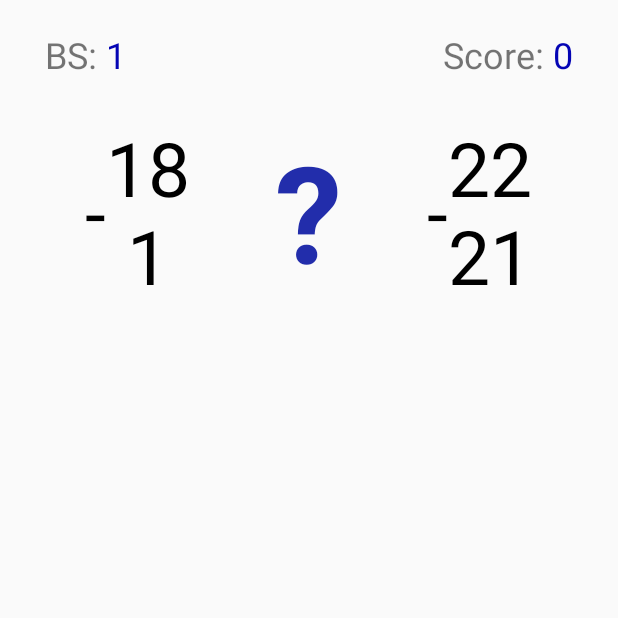
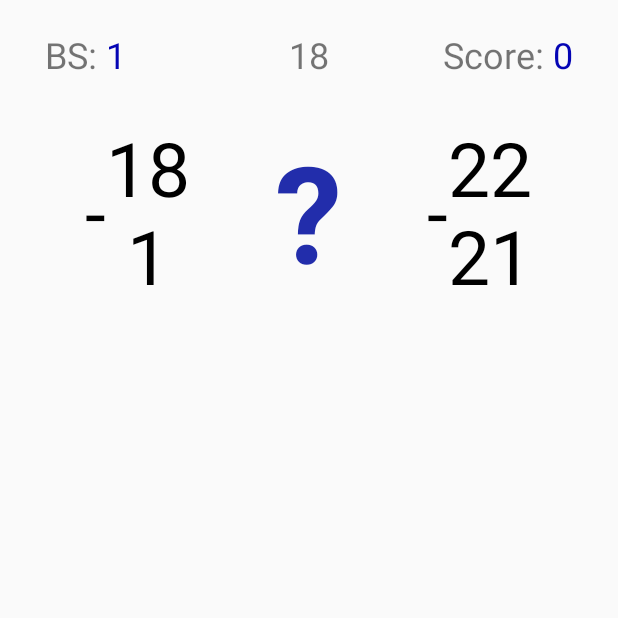
Before and after one commit to ruslanAndroidDev/MathGame, an Android app: the Game3 screen opened directly, with no data from a screen before it, after a tap on an icon or button, on a phone screen of 412 x 824 dp, the top half of it. Run offline under Robolectric (Android 15) with nearby library versions, the phone set to English and light mode, and no system bars; our stand-ins replace AdMob; libraries missing offline, so code that uses them is left out: com.akexorcist.roundcornerprogressbar; 2 other taps on this screen came first.

Commit message:
Додав таймер

```diff
--- a/app/src/main/AndroidManifest.xml
+++ b/app/src/main/AndroidManifest.xml
@@ -22,7 +22,8 @@
         <meta-data android:name="com.google.android.gms.version"
             android:value="@integer/google_play_services_version"/>
 
-        <activity android:name=".menu.MenuActivity">
+        <activity android:name=".menu.MenuActivity"
+            android:screenOrientation="portrait">
             <intent-filter>
                 <action android:name="android.intent.action.MAIN" />
 
--- a/app/src/main/java/fast/kopach/math/games/Game3.java
+++ b/app/src/main/java/fast/kopach/math/games/Game3.java
@@ -7,8 +7,6 @@ import android.util.Log;
 import android.view.View;
 import android.widget.Button;
 import android.widget.TextView;
-
-import com.google.android.gms.ads.MobileAds;
 
 import java.util.Random;
 
@@ -32,6 +30,7 @@ public class Game3 extends AppCompatActivity {
     private int myScore = 0;
     int bestScore;
     ReplayDialog replayDialog;
+    SquareButton errorClickedBtn;
 
     @Override
     protected void onCreate(Bundle savedInstanceState) {
@@ -51,6 +50,10 @@ public class Game3 extends AppCompatActivity {
     }
 
     private void buildGame() {
+        if (errorClickedBtn != null) {
+            errorClickedBtn
+                    .setBackgroundColor(Color.parseColor("#4775ba"));
+        }
         num1left = random.nextInt(30 + myScore * 5);
         num2left = random.nextInt(30 + myScore * 5);
         mark = random.nextInt(2);
@@ -75,7 +78,30 @@ public class Game3 extends AppCompatActivity {
             sum_right = num1Right - num2Right;
             mark_right.setText("-");
         }
+        headerFragment.startTimer(20, new HeaderFragment.TimerListener() {
+            @Override
+            public void onTimerFinish() {
+                showDialog();
+            }
+        });
 
+    }
+
+    void showDialog() {
+        replayDialog.show(getFragmentManager(), myScore, new ReplayDialog.ReplayListener() {
+            @Override
+            public void onReplayClick() {
+                myScore = 0;
+                headerFragment.setScore(myScore);
+                buildGame();
+                replayDialog.dismiss();
+            }
+
+            @Override
+            public void onBackClick() {
+                finish();
+            }
+        });
     }
 
     public void game3Click(View view) {
@@ -115,21 +141,14 @@ public class Game3 extends AppCompatActivity {
     }
 
     private void showReplay(final View view) {
-        ((SquareButton) view).setBackgroundColor(Color.RED);
-        replayDialog.show(getFragmentManager(), myScore, new ReplayDialog.ReplayListener() {
-            @Override
-            void onReplayClick() {
-                myScore = 0;
-                headerFragment.setScore(myScore);
-                buildGame();
-                ((SquareButton) view).setBackgroundColor(Color.parseColor("#4775ba"));
-                replayDialog.dismiss();
-            }
+        errorClickedBtn = ((SquareButton) view);
+        errorClickedBtn.setBackgroundColor(Color.RED);
+        showDialog();
+    }
 
-            @Override
-            void onBackClick() {
-                finish();
-            }
-        });
+    @Override
+    protected void onDestroy() {
+        super.onDestroy();
+        headerFragment.stopTimer();
     }
 }
--- a/app/src/main/java/fast/kopach/math/games/HeaderFragment.java
+++ b/app/src/main/java/fast/kopach/math/games/HeaderFragment.java
@@ -1,6 +1,7 @@
 package fast.kopach.math.games;
 
 import android.os.Bundle;
+import android.os.CountDownTimer;
 import android.support.annotation.Nullable;
 import android.support.v4.app.Fragment;
 import android.text.Html;
@@ -9,7 +10,6 @@ import android.view.View;
 import android.view.ViewGroup;
 import android.widget.TextView;
 
-import fast.kopach.math.PreferenceHelper;
 import fast.kopach.math.R;
 
 /**
@@ -19,7 +19,10 @@ import fast.kopach.math.R;
 public class HeaderFragment extends Fragment {
     TextView score_tv;
     TextView best_score_tv;
+    TextView timerTv;
     int bestScore;
+    int seconds;
+    CountDownTimer timer;
 
     @Nullable
     @Override
@@ -27,9 +30,7 @@ public class HeaderFragment extends Fragment {
         View v = inflater.inflate(R.layout.score_element, container, false);
         best_score_tv = (TextView) v.findViewById(R.id.tv_bs);
         score_tv = (TextView) v.findViewById(R.id.tv_score);
-
-
-
+        timerTv = (TextView) v.findViewById(R.id.timerTv);
         return v;
     }
 
@@ -44,4 +45,34 @@ public class HeaderFragment extends Fragment {
         String text = "<font color=#ff000000>BS: </font> <font color=#0404B4>" + bestScore + "</font>";
         best_score_tv.setText(Html.fromHtml(text));
     }
+
+    public void stopTimer() {
+        timer.cancel();
+    }
+
+    public void startTimer(final int sec, final TimerListener listener) {
+        seconds = sec;
+        if (timer == null) {
+            timer = new CountDownTimer(seconds * 1000, 1000) {
+
+                @Override
+                public void onTick(long l) {
+                    seconds -= 1;
+                    timerTv.setText(String.valueOf(seconds));
+                }
+
+                @Override
+                public void onFinish() {
+                    listener.onTimerFinish();
+                }
+            }.start();
+        } else {
+            timer.cancel();
+            timer.start();
+        }
+    }
+
+    interface TimerListener {
+        void onTimerFinish();
+    }
 }
--- a/app/src/main/java/fast/kopach/math/games/ReplayDialog.java
+++ b/app/src/main/java/fast/kopach/math/games/ReplayDialog.java
@@ -154,7 +154,7 @@ public class ReplayDialog extends DialogFragment implements View.OnClickListener
         }
     }
 
-    static abstract class ReplayListener {
+    interface ReplayListener {
         abstract void onReplayClick();
 
         abstract void onBackClick();
--- a/app/src/main/res/layout/activity_game5.xml
+++ b/app/src/main/res/layout/activity_game5.xml
@@ -10,8 +10,4 @@
         android:layout_width="match_parent"
         android:layout_height="wrap_content"></fragment>
 
-    <fast.kopach.math.games.Game5.PuzzleGame
-        android:layout_width="match_parent"
-        android:layout_height="match_parent" />
-
 </RelativeLayout>
--- a/app/src/main/res/layout/score_element.xml
+++ b/app/src/main/res/layout/score_element.xml
@@ -1,8 +1,8 @@
 <?xml version="1.0" encoding="utf-8"?>
-<RelativeLayout android:layout_width="match_parent"
+<RelativeLayout xmlns:android="http://schemas.android.com/apk/res/android"
+    android:layout_width="match_parent"
     android:layout_height="wrap_content"
-    android:orientation="horizontal"
-    xmlns:android="http://schemas.android.com/apk/res/android">
+    android:orientation="horizontal">
 
     <TextView
         android:id="@+id/tv_bs"
@@ -12,7 +12,17 @@
         android:layout_marginLeft="30dp"
         android:layout_marginTop="20dp"
         android:text="Bs:50"
-        android:textSize="24sp"/>
+        android:textSize="24sp" />
+
+    <TextView
+        android:layout_width="wrap_content"
+        android:layout_height="wrap_content"
+        android:text="20"
+        android:layout_centerHorizontal="true"
+        android:layout_marginTop="20dp"
+        android:textSize="24sp"
+        android:id="@+id/timerTv"/>
+
     <TextView
         android:id="@+id/tv_score"
         android:layout_width="wrap_content"
@@ -21,5 +31,5 @@
         android:layout_marginRight="30dp"
         android:layout_marginTop="20dp"
         android:text="Score: 0"
-        android:textSize="24sp"/>
+        android:textSize="24sp" />
 </RelativeLayout>
```
Also changed, not shown: app/src/main/java/fast/kopach/math/games/CoinDialog.java (added, +29 -0 lines), app/src/main/java/fast/kopach/math/games/Game1.java (+17 -8 lines), app/src/main/java/fast/kopach/math/games/Game2.java (+24 -4 lines), app/src/main/java/fast/kopach/math/games/Game4.java (+33 -22 lines), app/src/main/java/fast/kopach/math/games/Game6.java (+33 -14 lines), app/src/main/java/fast/kopach/math/menu/MenuActivity.java (+7 -7 lines), app/src/main/res/layout/coins.xml (added, +28 -0 lines).
